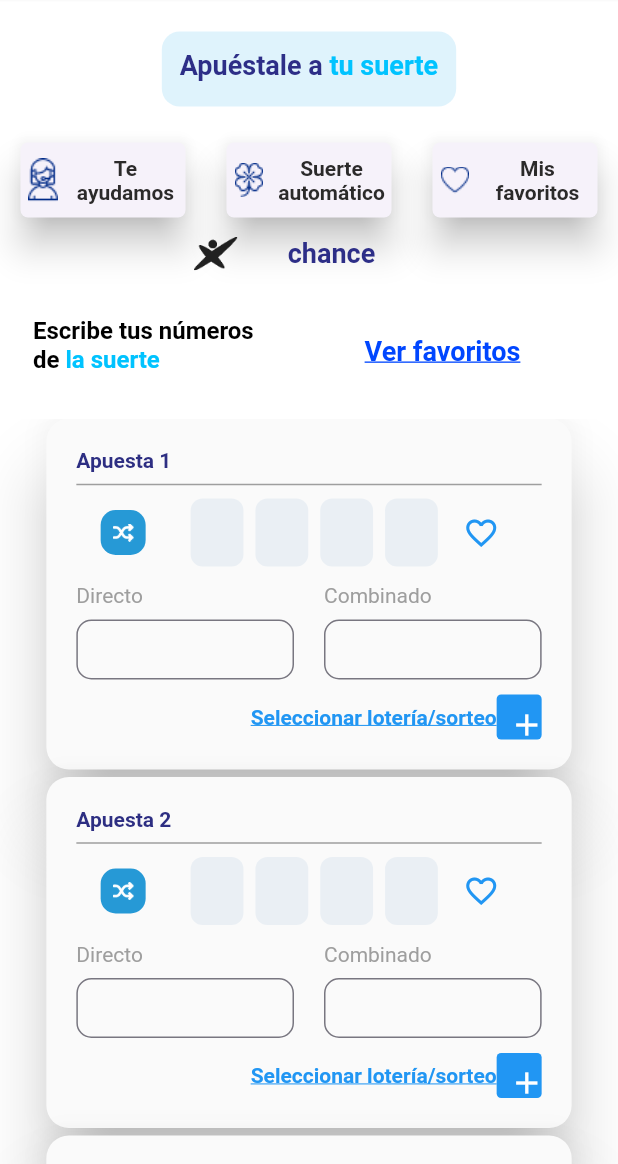
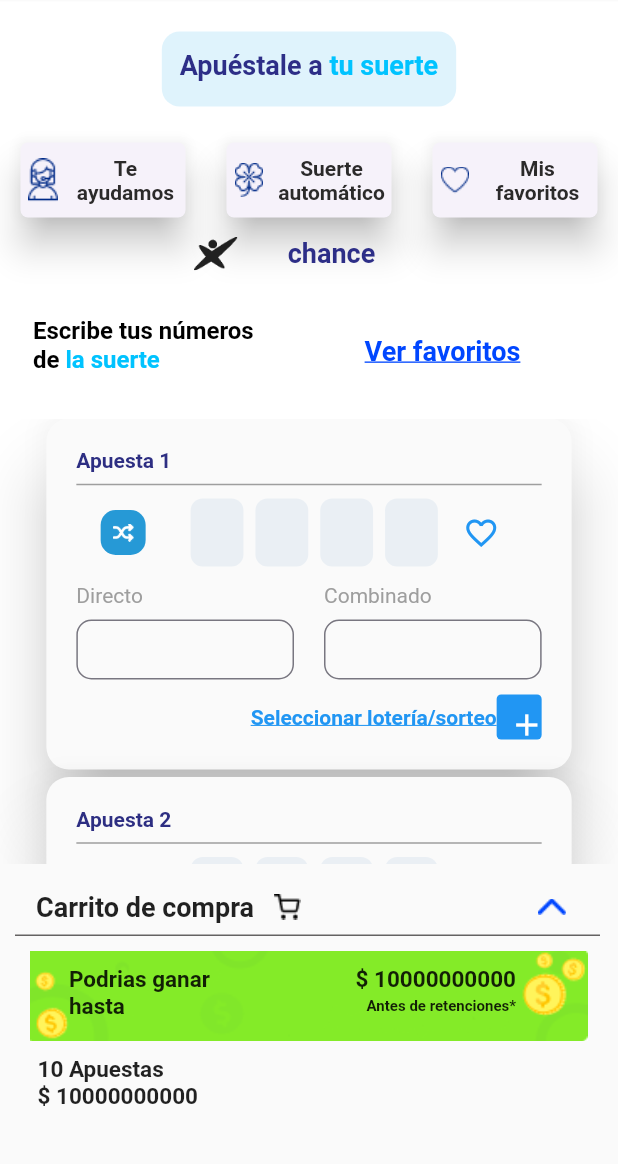
Before and after one commit to MurphLaw/demo, a Flutter app: the screen it shows after launch, after a tap on "chance", on a phone screen of 412 x 824 dp, the part 72-1236 px from its top. Run offline on Flutter 3.47's test engine with Material 2 defaults, Android fonts, the phone set to English and light mode, and no system bars; drawn by our look-alikes of pinput; our stand-ins replace flutter_speed_dial.

Commit message:
Se agrega carrito

```diff
--- a/lib/screens/bet_screen.dart
+++ b/lib/screens/bet_screen.dart
@@ -1,3 +1,4 @@
+import 'package:demo/widgets/bets/bet_cart.dart';
 import 'package:demo/widgets/bets/bet_widget.dart';
 import 'package:demo/widgets/bets/tittle_chance.dart';
 import 'package:demo/widgets/text_write_your_numbers.dart';
@@ -18,6 +19,7 @@ class BetScreen extends StatelessWidget {
     return Scaffold(
       appBar: const CustomAppBar1(),
       floatingActionButtonLocation: FloatingActionButtonLocation.centerDocked,
+      bottomNavigationBar: const BetCart(),
       body: Column(
         children: [
           const SizedBox(
--- /dev/null
+++ b/lib/widgets/bets/bet_cart.dart
@@ -0,0 +1,163 @@
+import 'package:flutter/material.dart';
+
+class BetCart extends StatelessWidget {
+  const BetCart({super.key});
+
+  @override
+  Widget build(BuildContext context) {
+    return Container(
+      width: 450,
+      height: 200,
+      margin: const EdgeInsets.symmetric(),
+      child: Padding(
+        padding: const EdgeInsets.all(10.0),
+        child: Column(
+          crossAxisAlignment: CrossAxisAlignment.start,
+          children: [
+            Container(
+              alignment: AlignmentDirectional.centerStart,
+              width: 390,
+              height: 38,
+              // color: Colors.white,
+              decoration: const BoxDecoration(
+                border: Border(
+                  bottom: BorderSide(
+                    color: Color.fromARGB(255, 100, 98, 98),
+                  ),
+                ),
+              ),
+              child: Padding(
+                padding: const EdgeInsets.all(8.0),
+                child: Row(
+                  children: [
+                    const SizedBox(
+                      width: 6,
+                    ),
+                    const Text(
+                      'Carrito de compra',
+                      style:
+                          TextStyle(fontSize: 18, fontWeight: FontWeight.bold),
+                    ),
+                    const SizedBox(
+                      width: 6,
+                    ),
+                    IconButton(
+                      alignment: Alignment.topLeft,
+                      padding: const EdgeInsets.all(0),
+                      icon: const ImageIcon(
+                        AssetImage('assets/images/cartIcon.png'),
+                      ),
+                      color: Colors.black,
+                      onPressed: () {
+                        print('abre carrito');
+                      },
+                    ),
+                    const Spacer(),
+                    IconButton(
+                      padding: const EdgeInsets.all(0),
+                      icon: const ImageIcon(
+                        AssetImage('assets/images/arrowUp.png'),
+                      ),
+                      color: const Color.fromARGB(255, 0, 70, 255),
+                      onPressed: () => print('abre carrito'),
+                    ),
+                  ],
+                ),
+              ),
+            ),
+            Padding(
+              padding: const EdgeInsets.only( top: 10.0, left: 10.0, right: 10.0, bottom: 0.0),
+              child: Container(
+                width: 390,
+                height: 70,
+                child: Stack(
+                  alignment: Alignment.topLeft,
+                  children: [
+                    Image.asset(
+                      'assets/images/priceBackground.png',
+                      width: 390,
+                      fit: BoxFit.fill,
+                    ),
+                    Padding(
+                      padding: const EdgeInsets.only(
+                          left: 26.0, top: 10.0, right: 48.0, bottom: 0.0),
+                      child: Column(
+                        mainAxisSize: MainAxisSize.min,
+                        crossAxisAlignment: CrossAxisAlignment.start,
+                        children: [
+                          Row(
+                            children: const [
+                              Text(
+                                "Podrias ganar ",
+                                style: TextStyle(
+                                    fontSize: 15, fontWeight: FontWeight.bold),
+                              ),
+                              Spacer(),
+                              Text(
+                                '\$ 10000000000',
+                                style: TextStyle(
+                                    fontSize: 15, fontWeight: FontWeight.bold),
+                              ),
+                            ],
+                          ),
+                          Row(
+                            children: const [
+                              Text(
+                                "hasta",
+                                style: TextStyle(
+                                    fontSize: 15, fontWeight: FontWeight.bold),
+                              ),
+                              Spacer(),
+                              Text(
+                                "Antes de retenciones*",
+                                style: TextStyle(
+                                    fontSize: 10, fontWeight: FontWeight.bold),
+                              ),
+                            ],
+                          ),
+                        ],
+                      ),
+                    ),
+                  ],
+                ),
+              ),
+            ),
+            Padding(
+              padding: const EdgeInsets.only(left: 15.0, right: 10.0),
+              child: Column(
+                children: [
+                  Container(
+                    width: 390,
+                    height: 37,
+                    child: Column(
+                      children: [
+                        Row(
+                          children: const [
+                            Text(
+                              "10 Apuestas",
+                              style: TextStyle(
+                                  fontSize: 15, fontWeight: FontWeight.bold),
+                            ),
+                          ],
+                        ),
+                        Row(
+                          children: const [
+                            Text(
+                              '\$ 10000000000',
+                              style: TextStyle(
+                                  fontSize: 15, fontWeight: FontWeight.bold),
+                            ),
+                          ],
+                        ),
+                      ],
+                    ),
+                  )
+                ],
+              ),
+            ),
+          ],
+        ),
+      ),
+    );
+  }
+}
--- a/lib/widgets/extra_information_home.dart
+++ b/lib/widgets/extra_information_home.dart
@@ -14,7 +14,7 @@ class ExtraInformationHome extends StatelessWidget {
         itemCount: imageExtraInformation.length,
         itemBuilder: (context, count) {
           return Padding(
-              padding: const EdgeInsets.all(0),
+              padding: const EdgeInsets.all(3),
               child: Container(
                 width: 200,
                 height: 30,
--- a/lib/widgets/text_write_your_numbers.dart
+++ b/lib/widgets/text_write_your_numbers.dart
@@ -51,8 +51,8 @@ class TextWriteYourNumbers extends StatelessWidget {
                               Navigator.of(context).push(
                                 MaterialPageRoute(
                                   builder: ((context) {
-                                    //return BetCarScreen(betCarListModel: availableBets,);
-                                    return SuccessTransactionScreen();
+                                    return BetCarScreen(betCarListModel: availableBets,);
+                                    // return SuccessTransactionScreen();
                                   }),
                                 ),
                               );
--- a/pubspec.yaml
+++ b/pubspec.yaml
@@ -108,6 +108,7 @@ flutter:
     - assets/images/Grupo 8837.png
     - assets/images/Grupo 8838.png
     - assets/images/Grupo 10120.png
+    - assets/images/priceBackground.png
 
 
   #the following are using for mocking products, shouldn't be in the final version
```
Also changed, not shown: assets/images/arrowUp.png (added), assets/images/cartIcon.png (added), assets/images/priceBackground.png (added).
